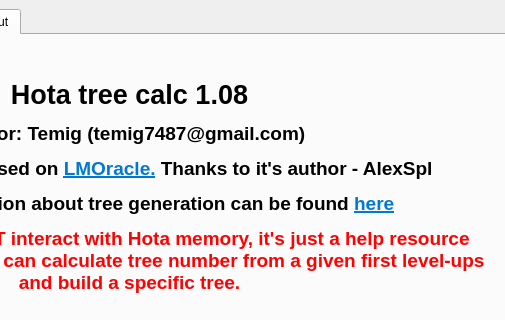
The window that tree_calc.ui (temig74/HotaTreeCalc) describes before a commit, drawn with Qt 5; both pictures show x 370 to 875 and y 0 to 320 of the 875 by 700 pixel window.
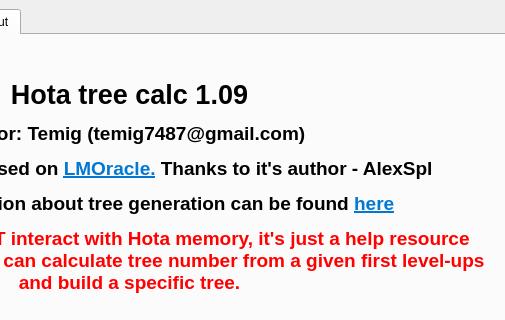
The same window after the commit. The open tabs and pages were chosen to show the change.

The edit to the form file:
```diff
--- a/tree_calc.ui
+++ b/tree_calc.ui
@@ -1795,7 +1795,7 @@
 &lt;html&gt;&lt;head&gt;&lt;meta name=&quot;qrichtext&quot; content=&quot;1&quot; /&gt;&lt;style type=&quot;text/css&quot;&gt;
 p, li { white-space: pre-wrap; }
 &lt;/style&gt;&lt;/head&gt;&lt;body style=&quot; font-family:'MS Shell Dlg 2'; font-size:14pt; font-weight:600; font-style:normal;&quot;&gt;
-&lt;p align=&quot;center&quot; style=&quot; margin-top:12px; margin-bottom:12px; margin-left:0px; margin-right:0px; -qt-block-indent:0; text-indent:0px;&quot;&gt;&lt;span style=&quot; font-family:'Segoe UI'; font-size:20pt; font-weight:696;&quot;&gt;Hota tree calc 1.08&lt;/span&gt;&lt;/p&gt;
+&lt;p align=&quot;center&quot; style=&quot; margin-top:12px; margin-bottom:12px; margin-left:0px; margin-right:0px; -qt-block-indent:0; text-indent:0px;&quot;&gt;&lt;span style=&quot; font-family:'Segoe UI'; font-size:20pt; font-weight:696;&quot;&gt;Hota tree calc 1.09&lt;/span&gt;&lt;/p&gt;
 &lt;p align=&quot;center&quot; style=&quot; margin-top:12px; margin-bottom:12px; margin-left:0px; margin-right:0px; -qt-block-indent:0; text-indent:0px;&quot;&gt;&lt;span style=&quot; font-family:'Segoe UI'; font-weight:696;&quot;&gt;Author: Temig (temig7487@gmail.com)&lt;/span&gt;&lt;/p&gt;
 &lt;p align=&quot;center&quot; style=&quot; margin-top:12px; margin-bottom:12px; margin-left:0px; margin-right:0px; -qt-block-indent:0; text-indent:0px;&quot;&gt;&lt;span style=&quot; font-family:'Segoe UI'; font-weight:696;&quot;&gt;Idea and design based on &lt;/span&gt;&lt;a href=&quot;https://handbookhmm.ru/forum/viewtopic.php?f=8&amp;amp;t=42&quot;&gt;&lt;span style=&quot; font-family:'Segoe UI'; font-weight:696; text-decoration: underline; color:#0078d4;&quot;&gt;LMOracle.&lt;/span&gt;&lt;/a&gt;&lt;span style=&quot; font-family:'Segoe UI'; font-weight:696;&quot;&gt; Thanks to it's author - AlexSpl&lt;/span&gt;&lt;/p&gt;
 &lt;p align=&quot;center&quot; style=&quot; margin-top:12px; margin-bottom:12px; margin-left:0px; margin-right:0px; -qt-block-indent:0; text-indent:0px;&quot;&gt;&lt;span style=&quot; font-family:'Segoe UI'; font-weight:696;&quot;&gt;Some information about tree generation can be found &lt;/span&gt;&lt;a href=&quot;http://heroescommunity.com/viewthread.php3?TID=17812&amp;amp;pagenumber=12&quot;&gt;&lt;span style=&quot; font-family:'Segoe UI'; font-weight:696; text-decoration: underline; color:#0078d4;&quot;&gt;here&lt;/span&gt;&lt;/a&gt;&lt;/p&gt;
```
Left out of the diff: 2 changed lines with no effect on the pictures.
